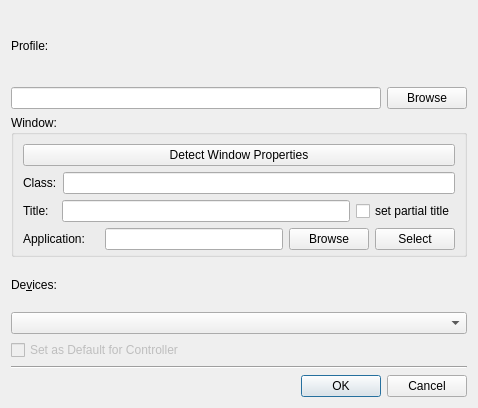
Before: the Qt Designer form src/addeditautoprofiledialog.ui in AntiMicroX/antimicrox, drawn with Qt 5.
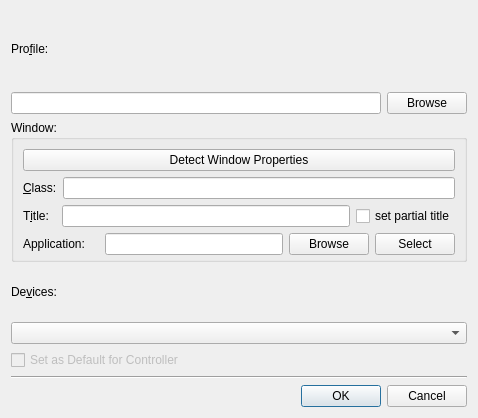
After: the same form once the commit is applied.

The edit to the form file:
```diff
--- a/src/addeditautoprofiledialog.ui
+++ b/src/addeditautoprofiledialog.ui
@@ -7,7 +7,7 @@
     <x>0</x>
     <y>0</y>
     <width>478</width>
-    <height>408</height>
+    <height>418</height>
    </rect>
   </property>
   <property name="windowTitle">
@@ -22,7 +22,7 @@
      <item>
       <widget class="QLabel" name="label">
        <property name="text">
-        <string>Profile:</string>
+        <string>Pro&amp;file:</string>
        </property>
        <property name="buddy">
         <cstring>profileLineEdit</cstring>
@@ -80,7 +80,7 @@
         <item>
          <widget class="QLabel" name="winClassLabel">
           <property name="text">
-           <string>Class:</string>
+           <string>&amp;Class:</string>
           </property>
           <property name="buddy">
            <cstring>applicationLineEdit</cstring>
@@ -97,7 +97,7 @@
         <item>
          <widget class="QLabel" name="winNameLabel">
           <property name="text">
-           <string>Title:  </string>
+           <string>T&amp;itle:  </string>
           </property>
           <property name="buddy">
            <cstring>applicationLineEdit</cstring>
```
